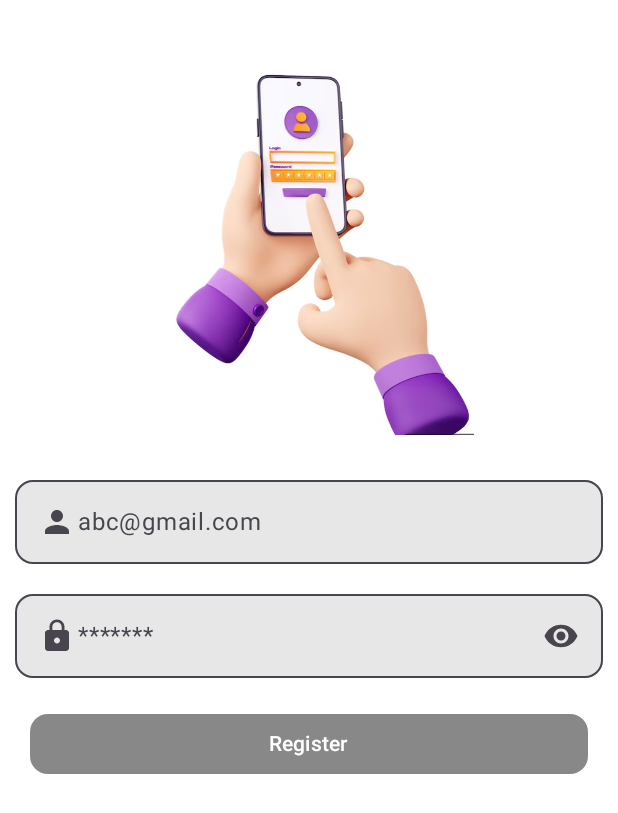
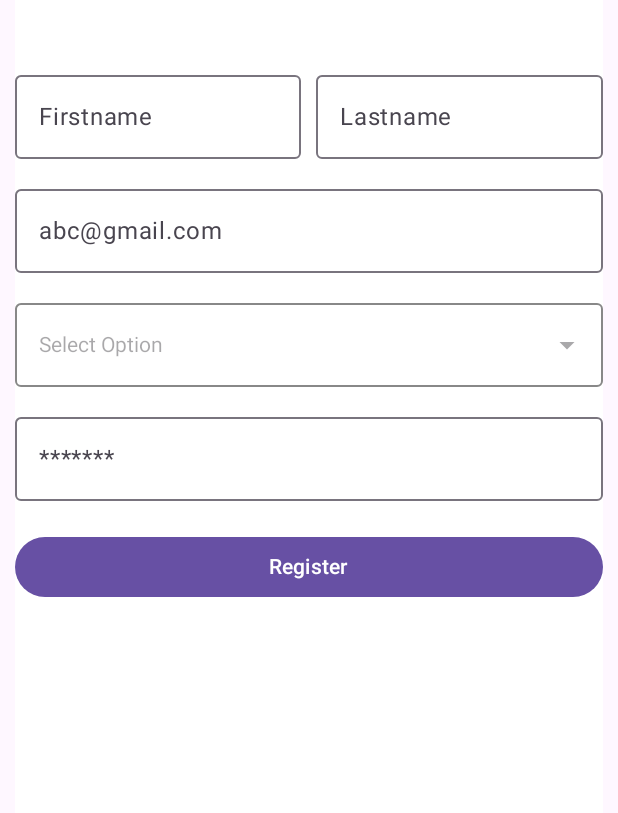
Before and after one commit to Sprajapati123/AI36Kotlin, an Android app built with Jetpack Compose: the RegistrationActivity screen opened directly, with no data from a screen before it, after a tap on "Register", on a phone screen of 412 x 824 dp. Shown: the top 813 px of the screen. Run offline under Robolectric (Android 15) with nearby library versions, the phone set to English and light mode, and no system bars; our stand-ins replace Firebase (no records; nobody signed in at launch, a user with empty details on screens opened directly).

Commit message:
registration

```diff
--- a/app/src/main/java/com/example/ai36/view/RegistrationActivity.kt
+++ b/app/src/main/java/com/example/ai36/view/RegistrationActivity.kt
@@ -11,6 +11,7 @@ import androidx.compose.foundation.Image
 import androidx.compose.foundation.background
 import androidx.compose.foundation.clickable
 import androidx.compose.foundation.layout.Arrangement
+import androidx.compose.foundation.layout.Box
 import androidx.compose.foundation.layout.Column
 import androidx.compose.foundation.layout.Row
 import androidx.compose.foundation.layout.Spacer
@@ -22,10 +23,13 @@ import androidx.compose.foundation.layout.width
 import androidx.compose.foundation.shape.RoundedCornerShape
 import androidx.compose.foundation.text.KeyboardOptions
 import androidx.compose.material.icons.Icons
+import androidx.compose.material.icons.filled.ArrowDropDown
 import androidx.compose.material.icons.filled.Lock
 import androidx.compose.material.icons.filled.Person
 import androidx.compose.material3.Button
 import androidx.compose.material3.ButtonDefaults
+import androidx.compose.material3.DropdownMenu
+import androidx.compose.material3.DropdownMenuItem
 import androidx.compose.material3.Icon
 import androidx.compose.material3.OutlinedTextField
 import androidx.compose.material3.Scaffold
@@ -38,14 +42,22 @@ import androidx.compose.runtime.remember
 import androidx.compose.runtime.setValue
 import androidx.compose.ui.Alignment
 import androidx.compose.ui.Modifier
+import androidx.compose.ui.geometry.Size
 import androidx.compose.ui.graphics.Color
+import androidx.compose.ui.layout.onGloballyPositioned
 import androidx.compose.ui.platform.LocalContext
+import androidx.compose.ui.platform.LocalDensity
 import androidx.compose.ui.res.painterResource
 import androidx.compose.ui.text.input.KeyboardType
 import androidx.compose.ui.text.input.PasswordVisualTransformation
 import androidx.compose.ui.text.input.VisualTransformation
+import androidx.compose.ui.tooling.preview.Preview
 import androidx.compose.ui.unit.dp
+import androidx.compose.ui.unit.toSize
 import com.example.ai36.R
+import com.example.ai36.model.UserModel
+import com.example.ai36.repository.UserRepositoryImpl
+import com.example.ai36.viewmodel.UserViewModel
 
 class RegistrationActivity : ComponentActivity() {
     override fun onCreate(savedInstanceState: Bundle?) {
@@ -59,169 +71,149 @@ class RegistrationActivity : ComponentActivity() {
 
 @Composable
 fun RegistrationBody() {
-
-    var email by remember { mutableStateOf("") }
-    var password by remember { mutableStateOf("") }
-    var passwordVisibility by remember {
-        mutableStateOf(false)
-    }
-    var rememberMe by remember {
-        mutableStateOf(false)
-    }
+    val repo = remember { UserRepositoryImpl() }
+    val userViewModel = remember { UserViewModel(repo) }
 
 
     val context = LocalContext.current
+    var firstName by remember { mutableStateOf("") }
+    var password by remember { mutableStateOf("") }
+    var lastname by remember { mutableStateOf("") }
+    var email by remember { mutableStateOf("") }
+    var expanded by remember { mutableStateOf(false) }
 
-    val activity = context as Activity
+    var selectedOptionText by remember { mutableStateOf("Select Option") }
 
+    val options = listOf("Nepal", "India", "China")
 
-    val sharedPreferences = context.getSharedPreferences(
-        "User",
-        Context.MODE_PRIVATE
-    )
-
-    val editor = sharedPreferences.edit()
-
-    Scaffold { innerPadding ->
+    var textFieldSize by remember { mutableStateOf(Size.Zero) } // to capture textfield size
+    Scaffold {innerPadding->
         Column(
-            modifier = Modifier
-                .padding(innerPadding)
+            modifier = Modifier.padding(innerPadding)
+                .padding(horizontal = 10.dp)
                 .fillMaxSize()
-                .background(color = Color.White),
-            horizontalAlignment = Alignment.CenterHorizontally
+                .background(color = Color.White)
         ) {
-
-
-            Spacer(modifier = Modifier.height(40.dp))
-            Image(
-                painter = painterResource(R.drawable.img),
-                contentDescription = null,
-                modifier = Modifier
-                    .height(250.dp)
-                    .width(250.dp)
-            )
-
-            Spacer(modifier = Modifier.height(30.dp))
-
-            //email
+            Spacer(modifier = Modifier.height(50.dp))
+            Row(
+                verticalAlignment = Alignment.CenterVertically
+            ) {
+                OutlinedTextField(
+                    value = firstName,
+                    onValueChange = {
+                        firstName = it
+                    },
+                    placeholder = {
+                        Text("Firstname")
+                    },
+                    modifier = Modifier.weight(1f)
+                )
+                Spacer(modifier = Modifier.width(10.dp))
+                OutlinedTextField(
+                    value = lastname,
+                    onValueChange = {
+                        lastname = it
+                    },
+                    placeholder = {
+                        Text("Lastname")
+                    },
+                    modifier = Modifier.weight(1f)
+                )
+            }
+            Spacer(modifier = Modifier.height(20.dp))
             OutlinedTextField(
                 value = email,
-                onValueChange = { input ->
-                    email = input
-                },
-                modifier = Modifier
-                    .fillMaxWidth()
-                    .padding(horizontal = 10.dp),
-                shape = RoundedCornerShape(12.dp),
-                prefix = {
-                    Icon(
-                        imageVector = Icons.Default.Person,
-                        contentDescription = null
-                    )
+                onValueChange = {
+                    email = it
                 },
                 placeholder = {
                     Text("abc@gmail.com")
                 },
-                keyboardOptions = KeyboardOptions(
-                    keyboardType = KeyboardType.Email
-                ),
-                colors = TextFieldDefaults.colors(
-                    focusedContainerColor = Color.Gray.copy(0.2f),
-                    unfocusedContainerColor = Color.Gray.copy(0.2f),
-
-                    )
+                modifier = Modifier.fillMaxWidth()
             )
 
+            Spacer(modifier = Modifier.height(20.dp))
+            Box(
+                modifier = Modifier
+                    .fillMaxWidth()
+            ) {
+                OutlinedTextField(
+                    value = selectedOptionText,
+                    onValueChange = {},
+                    modifier = Modifier
+                        .fillMaxWidth()
+                        .onGloballyPositioned { coordinates ->
+                            // capture the size of the TextField
+                            textFieldSize = coordinates.size.toSize()
+                        }
+                        .clickable { expanded = true },
+                    placeholder = { Text("Select Country") },
+                    enabled = false, // prevent manual typing
+                    colors = TextFieldDefaults.colors(
+                        disabledIndicatorColor = Color.Gray,
+                        disabledContainerColor = Color.White,
+                    ),
+                    trailingIcon = {
+                        Icon(
+                            imageVector = Icons.Default.ArrowDropDown,
+                            contentDescription = null
+                        )
+                    }
+                )
+
+                DropdownMenu(
+                    expanded = expanded,
+                    onDismissRequest = { expanded = false },
+                    modifier = Modifier
+                        .width(with(LocalDensity.current) { textFieldSize.width.toDp() })
+                ) {
+                    options.forEach { option ->
+                        DropdownMenuItem(
+                            text = { Text(option) },
+                            onClick = {
+                                selectedOptionText = option
+                                expanded = false
+                            }
+                        )
+                    }
+                }
+            }
 
             Spacer(modifier = Modifier.height(20.dp))
-            //password
             OutlinedTextField(
                 value = password,
-                onValueChange = { input ->
-                    password = input
+                onValueChange = {
+                    password = it
                 },
-                modifier = Modifier
-                    .fillMaxWidth()
-                    .padding(horizontal = 10.dp),
-                shape = RoundedCornerShape(12.dp),
-                prefix = {
-                    Icon(
-                        imageVector = Icons.Default.Lock,
-                        contentDescription = null
-                    )
-                },
-                suffix = {
-                    Icon(
-                        painter = painterResource(
-                            if (passwordVisibility) R.drawable.baseline_visibility_off_24 else R.drawable.baseline_visibility_24
-                        ),
-                        contentDescription = null,
-                        modifier = Modifier.clickable {
-                            passwordVisibility = !passwordVisibility
-                        }
-                    )
-                },
-                //            minLines = 4,
-                visualTransformation = if (passwordVisibility) VisualTransformation.None else PasswordVisualTransformation(),
                 placeholder = {
                     Text("*******")
                 },
-                keyboardOptions = KeyboardOptions(
-                    keyboardType = KeyboardType.Password
-                ),
-                //            minLines = 5,
-                colors = TextFieldDefaults.colors(
-                    focusedContainerColor = Color.Gray.copy(0.2f),
-                    unfocusedContainerColor = Color.Gray.copy(0.2f),
+                modifier = Modifier.fillMaxWidth()
+            )
+            Spacer(modifier = Modifier.height(20.dp))
 
-                    )
-            )
+            Button(
+                onClick = {
+                    userViewModel.register(email,password){
+                        success,message,userId->
+                        if(success){
 
+                        }else{
 
-            Row(
-                modifier = Modifier
-                    .fillMaxWidth()
-                    .padding(horizontal = 10.dp),
-                verticalAlignment = Alignment.CenterVertically,
-                horizontalArrangement = Arrangement.SpaceBetween,
-
-                ) {
-
-            }
-
-            Spacer(modifier = Modifier.height(20.dp))
-            Button(
-                modifier = Modifier
-                    .fillMaxWidth()
-                    .padding(horizontal = 20.dp),
-                shape = RoundedCornerShape(12.dp),
-                colors = ButtonDefaults.buttonColors(
-                    containerColor = Color.Gray
-                ),
-                onClick = {
-
-                    val localEmail : String = sharedPreferences.getString("email","").toString()
-
-                    if(localEmail == email){
-                        Toast.makeText(context,
-                            "Email already exists",
-                            Toast.LENGTH_SHORT).show()
-                    }else{
-                        editor.putString("email", email)
-                        editor.putString("password", password)
-                        editor.apply()
-
-                        Toast.makeText(context,
-                            "Registration successful",
-                            Toast.LENGTH_SHORT).show()
+                        }
                     }
-
-
-                }) {
+                },
+                modifier = Modifier.fillMaxWidth()
+            ) {
                 Text("Register")
             }
-
 
         }
     }
 }
+
+@Preview
+@Composable
+fun preReg(){
+    RegistrationBody()
+}
--- a/app/src/main/java/com/example/ai36/viewmodel/UserViewModel.kt
+++ b/app/src/main/java/com/example/ai36/viewmodel/UserViewModel.kt
@@ -8,7 +8,6 @@ import com.example.ai36.repository.UserRepository
 import com.google.firebase.auth.FirebaseUser
 
 class UserViewModel(val repo: UserRepository) : ViewModel(){
-
 
     fun login(
         email: String,
@@ -78,5 +77,4 @@ class UserViewModel(val repo: UserRepository) : ViewModel(){
         repo.logout(callback)
     }
 
-
 }
```
